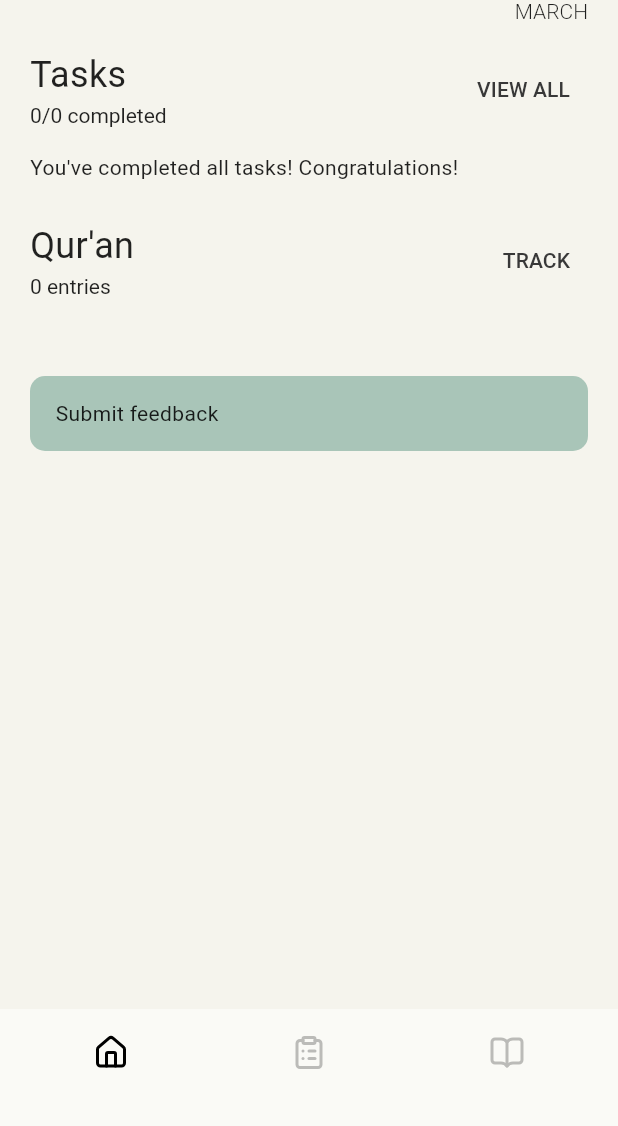
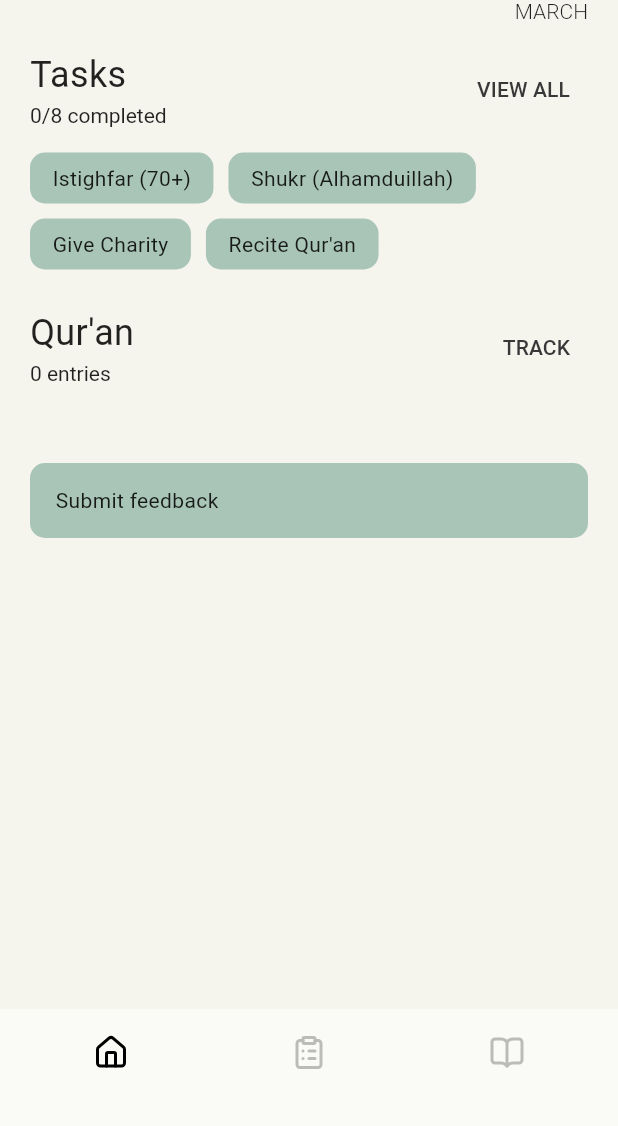
Before and after one commit to hkamran80/ramadan-taskminder, a Flutter app: the screen it shows after launch, on a phone screen of 412 x 824 dp, the part 110-1236 px from its top. Run offline on Flutter 3.47's test engine with Material 2 defaults, Android fonts, the phone set to English and light mode, and no system bars; our stand-ins replace go_router, google_fonts, hijri, hive_flutter, lucide_icons, shared_preferences; accounts and stored records are empty; Roboto replaces fonts that are missing (Numans).

Commit message:
Add new box system

```diff
--- a/lib/screens/home.dart
+++ b/lib/screens/home.dart
@@ -5,6 +5,7 @@ import 'package:hijri/hijri_calendar.dart';
 import 'package:hive_flutter/hive_flutter.dart';
 import 'package:intl/intl.dart';
 import 'package:ramadan_taskminder/constants.dart';
+import 'package:ramadan_taskminder/extensions/date.dart';
 import 'package:ramadan_taskminder/theme.dart';
 import 'package:ramadan_taskminder/tasks.dart';
 import 'package:ramadan_taskminder/widgets/page_footer.dart';
@@ -12,6 +13,7 @@ import 'package:ramadan_taskminder/widgets/page_header.dart';
 import 'package:ramadan_taskminder/widgets/section_header.dart';
 import 'package:ramadan_taskminder/widgets/statistic_card.dart';
 import 'package:ramadan_taskminder/widgets/wide_card.dart';
+import 'package:shared_preferences/shared_preferences.dart';
 import 'package:url_launcher/url_launcher.dart';
 
 class HomeScreen extends StatefulWidget {
@@ -24,9 +26,9 @@ class HomeScreen extends StatefulWidget {
 class _HomeScreenState extends State<HomeScreen> {
   DateTime current = DateTime.now();
   HijriCalendar hijriCurrent = HijriCalendar.now();
-  Box tasks =
-      Hive.box("tasks_${DateTime.now().toIso8601String().split("T")[0]}");
+  Box tasksBox = Hive.box("tasks");
   Box quran = Hive.box("quran");
+  late Map<String, bool> tasks;
 
   @override
   void initState() {
@@ -35,12 +37,29 @@ class _HomeScreenState extends State<HomeScreen> {
     initializeHistory();
   }
 
+  void firstRun() async {
+    SharedPreferences preferences = await SharedPreferences.getInstance();
+    bool firstRun = preferences.getBool("firstRun") ?? true;
+    if (firstRun) {
+      tasksBox.put("allTasks", initialTasks);
+      preferences.setBool("firstRun", false);
+    }
+  }
+
   void initializeTasks() {
+    List<String> allTasks =
+        tasksBox.get("allTasks", defaultValue: initialTasks) as List<String>;
+    tasks = Map.from(
+      tasksBox.get(current.getYMD(), defaultValue: {}),
+    );
+
     for (var task in allTasks) {
-      if (tasks.get(task) == null) {
-        tasks.put(task, false);
+      if (!tasks.containsKey(task)) {
+        tasks[task] = false;
       }
     }
+
+    tasksBox.put(current.getYMD(), tasks);
   }
 
   void initializeHistory() {
@@ -58,8 +77,9 @@ class _HomeScreenState extends State<HomeScreen> {
 
   @override
   Widget build(BuildContext context) {
-    Iterable incompleteTasks =
-        tasks.toMap().entries.where((task) => task.value == false);
+    Iterable incompleteTasks = tasks.entries.where(
+      (task) => task.value == false,
+    );
 
     return Material(
       color: getBackgroundColor(context),
```
